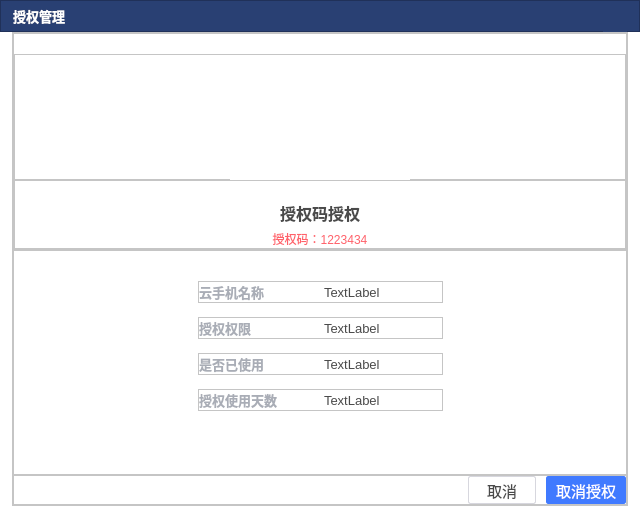
ZhouMei20220810/TEST, file addauthorizationdialog.ui: the form before one commit.
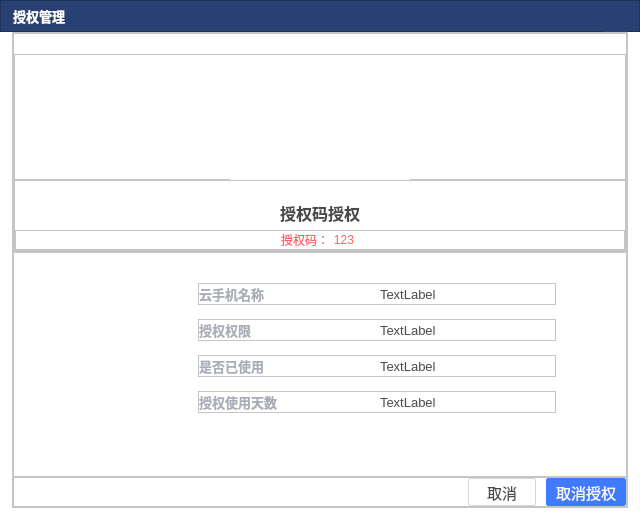
The form after the commit. The open tabs and pages were chosen to show the change. Icons and pictures are not drawn.

Commit message: 授权码支持点击拷贝到剪贴板

```diff
--- a/addauthorizationdialog.ui
+++ b/addauthorizationdialog.ui
@@ -2093,17 +2093,90 @@
                  </widget>
                 </item>
                 <item>
-                 <widget class="QLabel" name="label_18">
-                  <property name="styleSheet">
-                   <string notr="true">font-size:12px;
+                 <widget class="QFrame" name="frame_13">
+                  <property name="minimumSize">
+                   <size>
+                    <width>0</width>
+                    <height>20</height>
+                   </size>
+                  </property>
+                  <property name="frameShape">
+                   <enum>QFrame::StyledPanel</enum>
+                  </property>
+                  <property name="frameShadow">
+                   <enum>QFrame::Raised</enum>
+                  </property>
+                  <layout class="QHBoxLayout" name="horizontalLayout_14">
+                   <property name="spacing">
+                    <number>0</number>
+                   </property>
+                   <property name="leftMargin">
+                    <number>0</number>
+                   </property>
+                   <property name="topMargin">
+                    <number>0</number>
+                   </property>
+                   <property name="rightMargin">
+                    <number>0</number>
+                   </property>
+                   <property name="bottomMargin">
+                    <number>0</number>
+                   </property>
+                   <item>
+                    <spacer name="horizontalSpacer_9">
+                     <property name="orientation">
+                      <enum>Qt::Horizontal</enum>
+                     </property>
+                     <property name="sizeHint" stdset="0">
+                      <size>
+                       <width>261</width>
+                       <height>15</height>
+                      </size>
+                     </property>
+                    </spacer>
+                   </item>
+                   <item>
+                    <widget class="QLabel" name="label_18">
+                     <property name="styleSheet">
+                      <string notr="true">font-size:12px;
 color:#FF616A;</string>
-                  </property>
-                  <property name="text">
-                   <string>授权码：1223434</string>
-                  </property>
-                  <property name="alignment">
-                   <set>Qt::AlignCenter</set>
-                  </property>
+                     </property>
+                     <property name="text">
+                      <string>授权码：</string>
+                     </property>
+                     <property name="alignment">
+                      <set>Qt::AlignRight|Qt::AlignTrailing|Qt::AlignVCenter</set>
+                     </property>
+                    </widget>
+                   </item>
+                   <item>
+                    <widget class="QToolButton" name="toolBtnAuthCode">
+                     <property name="cursor">
+                      <cursorShape>PointingHandCursor</cursorShape>
+                     </property>
+                     <property name="styleSheet">
+                      <string notr="true">font-size:12px;
+color:#FF616A;border:none;</string>
+                     </property>
+                     <property name="text">
+                      <string>123</string>
+                     </property>
+                    </widget>
+                   </item>
+                   <item>
+                    <spacer name="horizontalSpacer_8">
+                     <property name="orientation">
+                      <enum>Qt::Horizontal</enum>
+                     </property>
+                     <property name="sizeHint" stdset="0">
+                      <size>
+                       <width>261</width>
+                       <height>15</height>
+                      </size>
+                     </property>
+                    </spacer>
+                   </item>
+                  </layout>
                  </widget>
                 </item>
                </layout>
@@ -2131,7 +2204,7 @@
               <number>30</number>
              </property>
              <property name="rightMargin">
-              <number>183</number>
+              <number>70</number>
              </property>
              <property name="bottomMargin">
               <number>63</number>
```
Left out of the diff: 7 changed lines with no effect on the pictures. The commit also changes 3 other files.
